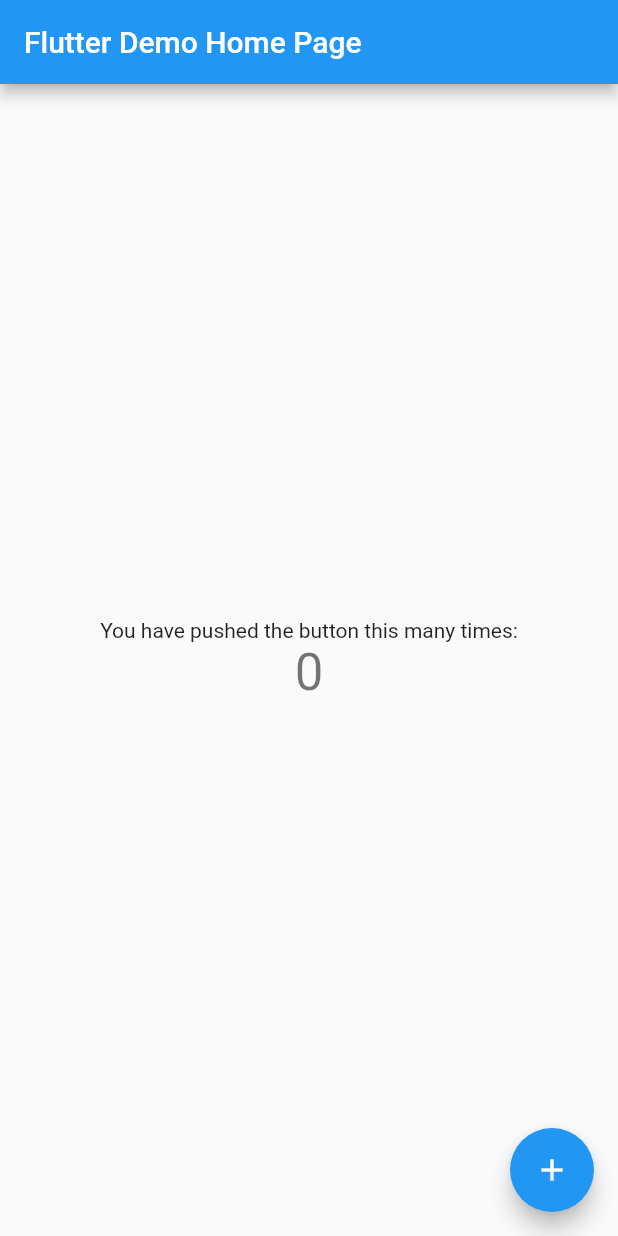
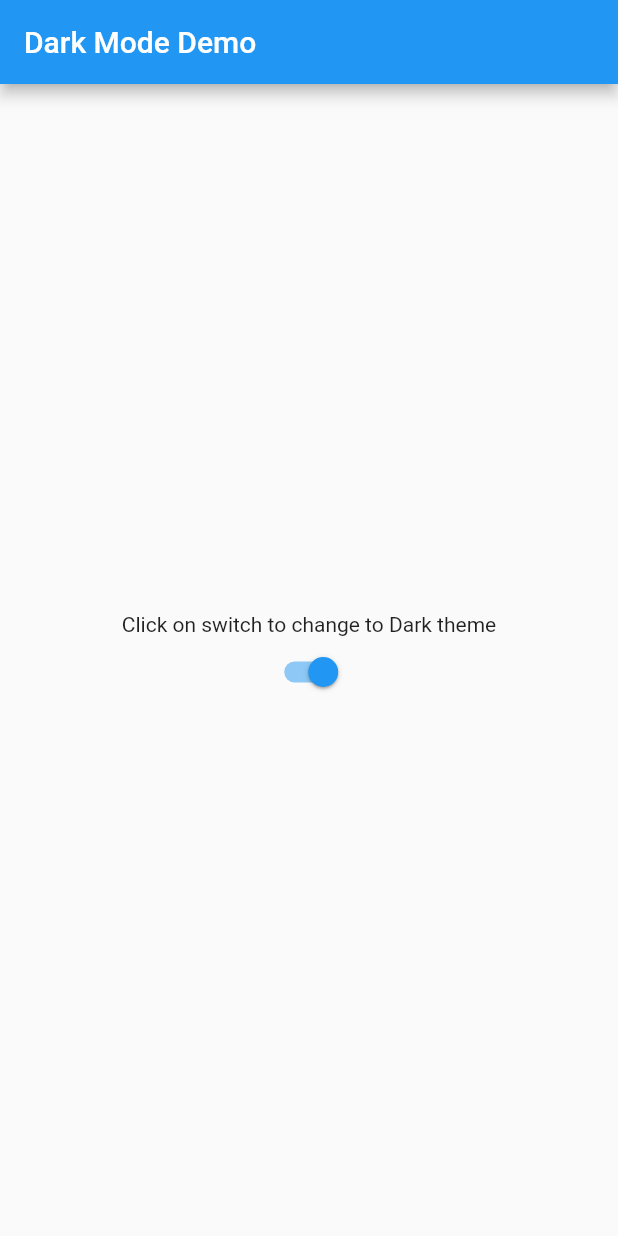
Before and after one commit to narmuni123/calculator_app, a Flutter app: the screen it shows after launch, on a phone screen of 412 x 824 dp. Run offline on Flutter 3.47's test engine with Material 2 defaults, Android fonts, the light colour scheme and no system bars; our stand-ins replace get, shared_preferences.

Commit message:
Added dark theme and light theme using getx

```diff
--- /dev/null
+++ b/lib/constant/prefs.dart
@@ -0,0 +1,21 @@
+import 'package:calculator_app/constant/text_constant.dart';
+import 'package:flutter/material.dart';
+import 'package:get/get.dart';
+import 'package:shared_preferences/shared_preferences.dart';
+
+RxBool isLightTheme = false.obs;
+
+Future<SharedPreferences> _prefs = SharedPreferences.getInstance();
+
+saveThemeStatus() async {
+  SharedPreferences pref = await _prefs;
+  pref.setBool(TextConstants.theme, isLightTheme.value);
+}
+
+getThemeStatus() async {
+  var isLight = _prefs.then((SharedPreferences prefs) {
+    return prefs.getBool(TextConstants.theme) ?? true;
+  }).obs;
+  isLightTheme.value = (await isLight.value);
+  Get.changeThemeMode(isLightTheme.value ? ThemeMode.light : ThemeMode.dark);
+}
--- /dev/null
+++ b/lib/constant/text_constant.dart
@@ -0,0 +1,4 @@
+
+class TextConstants {
+  static String theme = "theme";
+}
--- /dev/null
+++ b/lib/constant/themes.dart
@@ -0,0 +1,17 @@
+import 'package:flutter/material.dart';
+
+ThemeData darkTheme = ThemeData(
+    brightness: Brightness.dark,
+    primaryColor: Colors.amber,
+    buttonTheme: const ButtonThemeData(
+      buttonColor: Colors.amber,
+      disabledColor: Colors.grey,
+    ));
+
+ThemeData lightTheme = ThemeData(
+    brightness: Brightness.light,
+    primaryColor: Colors.blue,
+    buttonTheme: const ButtonThemeData(
+      buttonColor: Colors.blue,
+      disabledColor: Colors.grey,
+    ));
--- a/lib/main.dart
+++ b/lib/main.dart
@@ -1,115 +1,23 @@
+import 'package:calculator_app/constant/themes.dart';
+import 'package:calculator_app/screens/calculator_Screen.dart';
 import 'package:flutter/material.dart';
+import 'package:get/get.dart';
 
-void main() {
+Future main() async {
   runApp(const MyApp());
 }
 
 class MyApp extends StatelessWidget {
   const MyApp({Key? key}) : super(key: key);
 
-  // This widget is the root of your application.
   @override
   Widget build(BuildContext context) {
-    return MaterialApp(
-      title: 'Flutter Demo',
-      theme: ThemeData(
-        // This is the theme of your application.
-        //
-        // Try running your application with "flutter run". You'll see the
-        // application has a blue toolbar. Then, without quitting the app, try
-        // changing the primarySwatch below to Colors.green and then invoke
-        // "hot reload" (press "r" in the console where you ran "flutter run",
-        // or simply save your changes to "hot reload" in a Flutter IDE).
-        // Notice that the counter didn't reset back to zero; the application
-        // is not restarted.
-        primarySwatch: Colors.blue,
-      ),
-      home: const MyHomePage(title: 'Flutter Demo Home Page'),
+    return GetMaterialApp(
+      theme: lightTheme,
+      darkTheme: darkTheme,
+      themeMode: ThemeMode.system,
+      debugShowCheckedModeBanner: false,
+      home: const CalculatorScreen(),
     );
   }
 }
-
-class MyHomePage extends StatefulWidget {
-  const MyHomePage({Key? key, required this.title}) : super(key: key);
-
-  // This widget is the home page of your application. It is stateful, meaning
-  // that it has a State object (defined below) that contains fields that affect
-  // how it looks.
-
-  // This class is the configuration for the state. It holds the values (in this
-  // case the title) provided by the parent (in this case the App widget) and
-  // used by the build method of the State. Fields in a Widget subclass are
-  // always marked "final".
-
-  final String title;
-
-  @override
-  State<MyHomePage> createState() => _MyHomePageState();
-}
-
-class _MyHomePageState extends State<MyHomePage> {
-  int _counter = 0;
-
-  void _incrementCounter() {
-    setState(() {
-      // This call to setState tells the Flutter framework that something has
-      // changed in this State, which causes it to rerun the build method below
-      // so that the display can reflect the updated values. If we changed
-      // _counter without calling setState(), then the build method would not be
-      // called again, and so nothing would appear to happen.
-      _counter++;
-    });
-  }
-
-  @override
-  Widget build(BuildContext context) {
-    // This method is rerun every time setState is called, for instance as done
-    // by the _incrementCounter method above.
-    //
-    // The Flutter framework has been optimized to make rerunning build methods
-    // fast, so that you can just rebuild anything that needs updating rather
-    // than having to individually change instances of widgets.
-    return Scaffold(
-      appBar: AppBar(
-        // Here we take the value from the MyHomePage object that was created by
-        // the App.build method, and use it to set our appbar title.
-        title: Text(widget.title),
-      ),
-      body: Center(
-        // Center is a layout widget. It takes a single child and positions it
-        // in the middle of the parent.
-        child: Column(
-          // Column is also a layout widget. It takes a list of children and
-          // arranges them vertically. By default, it sizes itself to fit its
-          // children horizontally, and tries to be as tall as its parent.
-          //
-          // Invoke "debug painting" (press "p" in the console, choose the
-          // "Toggle Debug Paint" action from the Flutter Inspector in Android
-          // Studio, or the "Toggle Debug Paint" command in Visual Studio Code)
-          // to see the wireframe for each widget.
-          //
-          // Column has various properties to control how it sizes itself and
-          // how it positions its children. Here we use mainAxisAlignment to
-          // center the children vertically; the main axis here is the vertical
-          // axis because Columns are vertical (the cross axis would be
-          // horizontal).
-          mainAxisAlignment: MainAxisAlignment.center,
-          children: <Widget>[
-            const Text(
-              'You have pushed the button this many times:',
-            ),
-            Text(
-              '$_counter',
-              style: Theme.of(context).textTheme.headline4,
-            ),
-          ],
-        ),
-      ),
-      floatingActionButton: FloatingActionButton(
-        onPressed: _incrementCounter,
-        tooltip: 'Increment',
-        child: const Icon(Icons.add),
-      ), // This trailing comma makes auto-formatting nicer for build methods.
-    );
-  }
-}
--- /dev/null
+++ b/lib/screens/calculator_Screen.dart
@@ -0,0 +1,56 @@
+import 'package:calculator_app/constant/prefs.dart';
+import 'package:flutter/material.dart';
+import 'package:get/get.dart';
+
+
+class CalculatorScreen extends StatefulWidget {
+  const CalculatorScreen({Key? key}) : super(key: key);
+
+  @override
+  State<CalculatorScreen> createState() => _CalculatorScreenState();
+}
+
+class _CalculatorScreenState extends State<CalculatorScreen> {
+
+  @override
+  void initState() {
+    getThemeStatus();
+    super.initState();
+  }
+
+  @override
+  Widget build(BuildContext context) {
+    return Scaffold(
+      appBar: AppBar(
+        title: const Text('Dark Mode Demo'),
+      ),
+      body: SizedBox(
+        child: Center(
+          child: Column(
+            mainAxisAlignment: MainAxisAlignment.center,
+            children: [
+              Obx(
+                    () => Text(
+                  'Click on switch to change to ${isLightTheme.value ? 'Dark' : 'Light'} theme',
+                ),
+              ),
+              ObxValue(
+                    (data) => Switch(
+                  value: isLightTheme.value,
+                  onChanged: (val) {
+                    isLightTheme.value = val;
+                    Get.changeThemeMode(
+                      isLightTheme.value ? ThemeMode.light : ThemeMode.dark,
+                    );
+                    saveThemeStatus();
+                  },
+                ),
+                false.obs,
+              ),
+            ],
+          ),
+        ),
+      ),
+    );
+  }
+}
--- a/pubspec.yaml
+++ b/pubspec.yaml
@@ -34,6 +34,8 @@
   # The following adds the Cupertino Icons font to your application.
   # Use with the CupertinoIcons class for iOS style icons.
   cupertino_icons: ^1.0.2
+  get: ^4.6.5
+  shared_preferences: ^2.0.17
 
 dev_dependencies:
   flutter_test:
```
Also changed, not shown: pubspec.lock, 1 other file.
